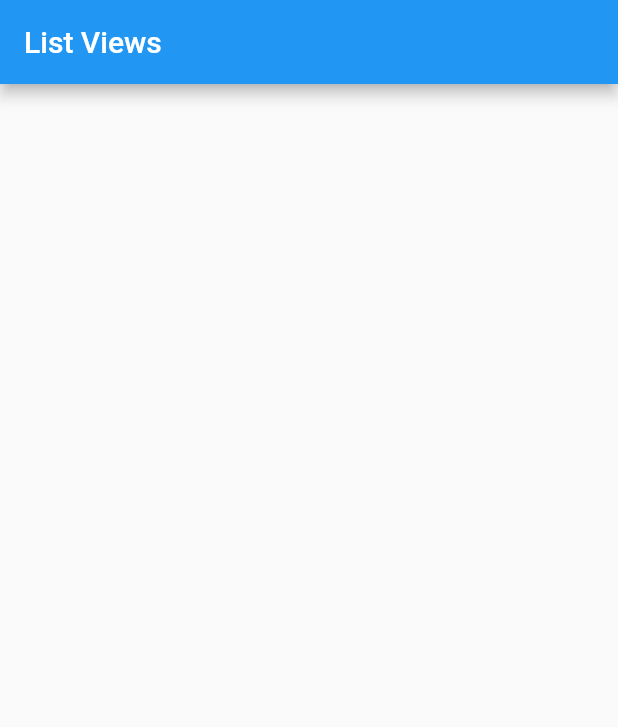
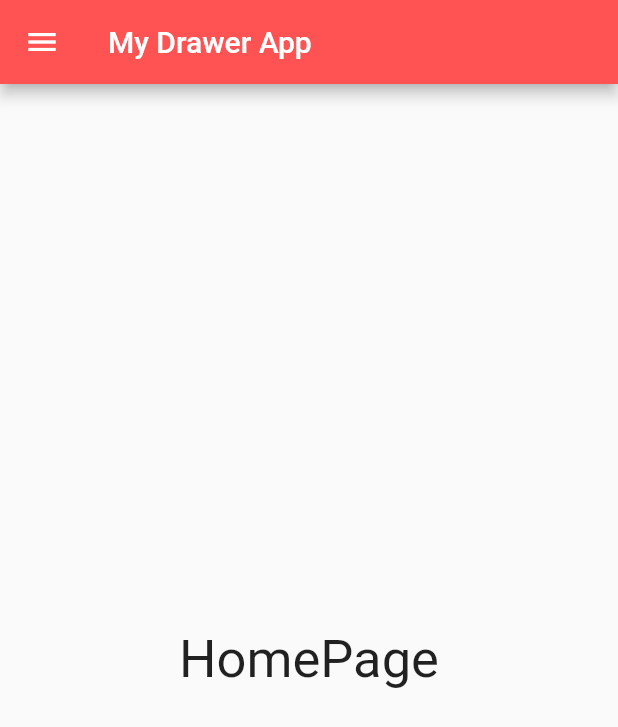
Before and after one commit to garenk02/flutter_gitbook, a Flutter app: the screen it shows after launch, on a phone screen of 412 x 824 dp. Shown: the top 727 px of the screen. Run offline on Flutter 3.47's test engine with Material 2 defaults, Android fonts, the phone set to English and light mode, and no system bars.

Commit message:
Simple drawer

```diff
--- /dev/null
+++ b/lib/home_page.dart
@@ -0,0 +1,93 @@
+import 'package:flutter/material.dart';
+
+import './other_page.dart';
+
+class HomePage extends StatefulWidget {
+  @override
+  _HomePageState createState() => new _HomePageState();
+}
+
+class _HomePageState extends State<HomePage>{
+
+  String mainProfilePicture = "https://randomuser.me/api/portraits/women/44.jpg";
+  String otherProfilePicture = "https://randomuser.me/api/portraits/women/47.jpg";
+
+  void switchUser(){
+    String backupString = mainProfilePicture;
+    this.setState((){
+      mainProfilePicture = otherProfilePicture;
+      otherProfilePicture = backupString;
+    });
+  }
+
+  @override
+  Widget build(BuildContext context){
+    return new Scaffold(
+      appBar: new AppBar(title: new Text("My Drawer App"),
+      backgroundColor: Colors.redAccent,
+      ),
+      drawer: new Drawer(
+        child: new ListView(
+          children: <Widget>[
+            new UserAccountsDrawerHeader(
+              accountName: new Text("Raunak Hajela"),
+              accountEmail: new Text("raunakhajela@gmail.com"),
+              currentAccountPicture: new GestureDetector(
+                onTap: () => switchUser(),
+                child: new CircleAvatar(
+                  backgroundImage: new NetworkImage(mainProfilePicture)
+                ),
+              ),
+              otherAccountsPictures: <Widget>[
+                new GestureDetector(
+                  onTap: () => print("this is the other user"),
+                  child: new CircleAvatar(
+                    backgroundImage: new NetworkImage(otherProfilePicture)
+                  ),
+                ),
+              ],
+              decoration: new BoxDecoration(
+                image: new DecorationImage(
+                  fit: BoxFit.fill,
+                  image: new NetworkImage("https://orig00.deviantart.net/20eb/f/2015/030/6/f/_minflat__dark_material_design_wallpaper__4k__by_dakoder-d8fjqzu.jpg")
+                )
+              )
+            ),
+            new ListTile(
+              title: new Text("First Page"),
+              trailing: new Icon(Icons.arrow_upward),
+              onTap: () {
+                Navigator.of(context).pop();
+                Navigator.of(context).push(new MaterialPageRoute(builder: (BuildContext context) => new OtherPage("First Page")));
+              }
+            ),
+            new ListTile(
+              title: new Text("Second Page"),
+              trailing: new Icon(Icons.arrow_right),
+              onTap: () {
+                Navigator.of(context).pop();
+                Navigator.of(context).push(new MaterialPageRoute(builder: (BuildContext context) => new OtherPage("Second Page")));
+              }
+            ),
+            new Divider(),
+            new ListTile(
+              title: new Text("Close"),
+              trailing: new Icon(Icons.cancel),
+              onTap: () => Navigator.of(context).pop(),
+            )
+          ],
+        ),
+      ),
+      body: new Center(
+        child: new Text("HomePage", style: new TextStyle(fontSize: 35.0))
+      )
+    );
+  }
+}
+
+/**********************************************
+***************Important Notes*****************
+**********************************************/
+
+//onTap: () => print("this is the other user")
+// use this to display log messages on tap
--- a/lib/main.dart
+++ b/lib/main.dart
@@ -1,62 +1,9 @@
-import 'dart:async';
-import 'dart:convert';
 import 'package:flutter/material.dart';
-import 'package:http/http.dart' as http;
+
+import './home_page.dart';
 
 void main() {
   runApp(new MaterialApp(
     home: new HomePage()
   ));
 }
-
-class HomePage extends StatefulWidget {
-  @override
-  HomePageState createState() => new HomePageState();
-}
-
-class HomePageState extends State<HomePage> {
-
-  List data;
-
-  Future<String> getData() async {
-    var response = await http.get(
-      Uri.encodeFull("https://jsonplaceholder.typicode.com/posts"),
-      headers: {
-        "Accept": "application/json"
-      }
-    );
-
-    this.setState(() {
-      data = jsonDecode(response.body);
-    });
-
-    print(data[1]["title"]);
-
-    return "Success!";
-  }
-
-  @protected
-  @mustCallSuper
-  void initState(){
-    super.initState();
-    this.getData();
-  }
-
-  @override
-  Widget build(BuildContext context){
-    return new Scaffold(
-      appBar: new AppBar(title: new Text("List Views"), backgroundColor: Colors.blue),
-      body: new ListView.builder(
-        itemCount: data == null ? 0 : data.length,
-        itemBuilder: (BuildContext context, int index){
-          return new Card(
-            child: Padding(
-              padding: EdgeInsets.all(12.0),
-              child: Text(data[index]["title"]),
-            )
-          );
-        }
-      ),
-    );
-  }
-}
```
Also changed, not shown: lib/other_page.dart (added, +18 -0 lines).
